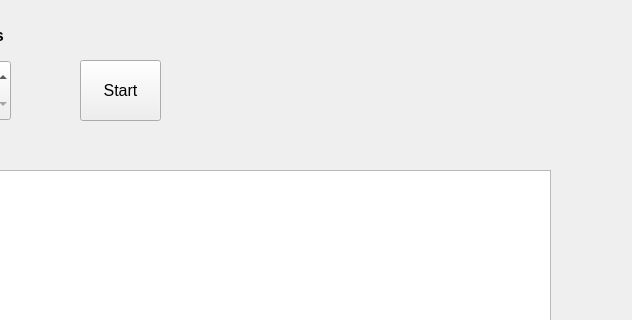
The window that timerwindow.ui (Pennelli02/Timer) describes before a commit, drawn with Qt 5; both pictures show x 400 to 1032 and y 0 to 320 of the 1032 by 722 pixel window.
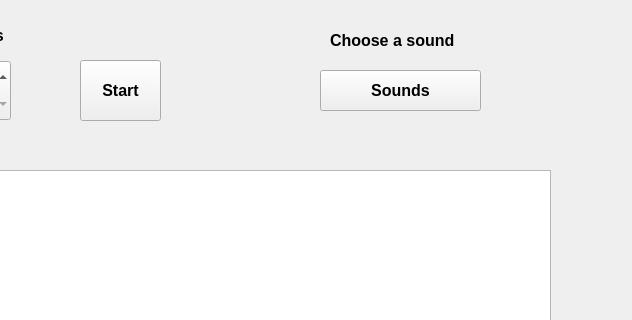
The same window after the commit.

Commit message: add options to choose the sound of timer

```diff
--- a/timerwindow.ui
+++ b/timerwindow.ui
@@ -160,6 +160,7 @@
    <property name="font">
     <font>
      <pointsize>12</pointsize>
+     <bold>true</bold>
     </font>
    </property>
    <property name="text">
@@ -176,6 +177,44 @@
     </rect>
    </property>
   </widget>
+  <widget class="QPushButton" name="menuButton">
+   <property name="geometry">
+    <rect>
+     <x>720</x>
+     <y>70</y>
+     <width>161</width>
+     <height>41</height>
+    </rect>
+   </property>
+   <property name="font">
+    <font>
+     <pointsize>12</pointsize>
+     <bold>true</bold>
+    </font>
+   </property>
+   <property name="text">
+    <string>Sounds</string>
+   </property>
+  </widget>
+  <widget class="QLabel" name="label">
+   <property name="geometry">
+    <rect>
+     <x>730</x>
+     <y>30</y>
+     <width>151</width>
+     <height>20</height>
+    </rect>
+   </property>
+   <property name="font">
+    <font>
+     <pointsize>12</pointsize>
+     <bold>true</bold>
+    </font>
+   </property>
+   <property name="text">
+    <string>Choose a sound</string>
+   </property>
+  </widget>
  </widget>
  <resources/>
  <connections/>
```
The commit also changes 28 other files.
